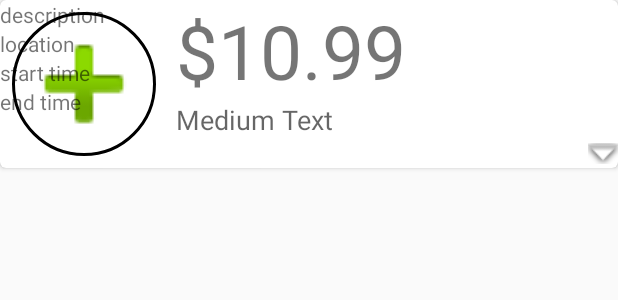
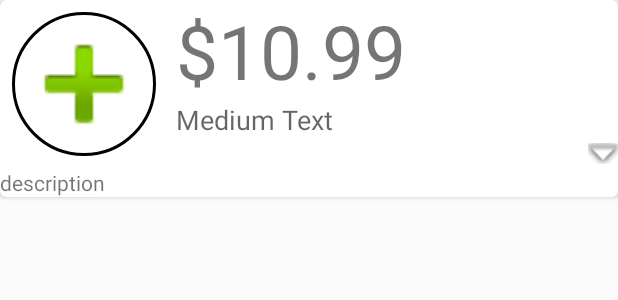
Before and after one commit to tranfong1991/Errand, an Android app: the layout errand.xml on its own in the app's theme, with its tools: preview values and no code run, on a phone screen of 412 x 824 dp. Shown: the top 300 px of the screen. Run offline under Robolectric (Android 15) with nearby library versions, the phone set to English and light mode, and no system bars.

Commit message:
still working on visibility

```diff
--- a/android/app/src/main/java/andytran/errand/ErrandAdapter.java
+++ b/android/app/src/main/java/andytran/errand/ErrandAdapter.java
@@ -6,7 +6,10 @@ import android.view.View;
 import android.view.ViewGroup;
 import android.widget.ArrayAdapter;
 import android.widget.BaseExpandableListAdapter;
+import android.widget.ImageView;
+import android.widget.LinearLayout;
 import android.widget.TextView;
+import android.widget.Toast;
 
 import java.util.List;
 
@@ -40,7 +43,7 @@ public class ErrandAdapter extends ArrayAdapter<Errand> {
             LayoutInflater inflater = (LayoutInflater) this.context.getSystemService(Context.LAYOUT_INFLATER_SERVICE);
             rowView = inflater.inflate(R.layout.errand, null);
 
-            ViewHolder viewHolder = new ViewHolder();
+            final ViewHolder viewHolder = new ViewHolder();
             viewHolder.customerPic = (CircleImageView) rowView.findViewById(R.id.profile_image);
             viewHolder.compensation = (TextView) rowView.findViewById(R.id.errand_compensation);
             viewHolder.description = (TextView) rowView.findViewById(R.id.errand_description);
--- a/android/app/src/main/java/andytran/errand/MainActivity.java
+++ b/android/app/src/main/java/andytran/errand/MainActivity.java
@@ -5,10 +5,12 @@ import android.support.design.widget.FloatingActionButton;
 import android.support.design.widget.Snackbar;
 import android.support.v7.app.AppCompatActivity;
 import android.support.v7.widget.Toolbar;
+import android.text.Layout;
 import android.view.View;
 import android.view.Menu;
 import android.view.MenuItem;
 import android.widget.ExpandableListView;
+import android.widget.LinearLayout;
 import android.widget.ListView;
 
 import java.util.ArrayList;
@@ -37,6 +39,11 @@ public class MainActivity extends AppCompatActivity {
         errands = new ArrayList<>();
         adapter = new ErrandAdapter(this, errands);
 
+        Errand.Builder builder = new Errand.Builder();
+        builder.setCompensation(20.99)
+                .setDescription("Get me a big mac");
+        errands.add(builder.create());
+
         final ListView listView = (ListView)findViewById(R.id.list_view_errands);
         listView.setAdapter(adapter);
     }
--- a/android/app/src/main/res/layout/errand.xml
+++ b/android/app/src/main/res/layout/errand.xml
@@ -6,6 +6,11 @@
     android:layout_width="match_parent"
     android:layout_height="wrap_content"
     card_view:cardCornerRadius="4dp">
+
+    <LinearLayout
+        android:layout_width="match_parent"
+        android:layout_height="wrap_content"
+        android:orientation="vertical">
 
         <RelativeLayout
             android:layout_width="match_parent"
@@ -40,8 +45,17 @@
                 android:layout_toRightOf="@+id/thumbnail"
                 android:layout_toEndOf="@+id/thumbnail" />
 
+            <TextView
+                android:layout_width="wrap_content"
+                android:layout_height="wrap_content"
+                android:textAppearance="?android:attr/textAppearanceMedium"
+                android:text="Medium Text"
+                android:layout_below="@+id/errand_compensation"
+                android:layout_toRightOf="@+id/thumbnail"
+                android:layout_toEndOf="@+id/thumbnail" />
+
             <ImageView
-            android:id="@+id/mode_image"
+                android:id="@+id/expand_image"
                 android:layout_width="20dip"
                 android:layout_height="20dip"
                 android:cropToPadding="true"
@@ -49,48 +63,44 @@
                 android:layout_alignBottom="@+id/thumbnail"
                 android:layout_alignParentRight="true"
                 android:layout_alignParentEnd="true" />
-
-        <TextView
-            android:layout_width="wrap_content"
-            android:layout_height="wrap_content"
-            android:textAppearance="?android:attr/textAppearanceMedium"
-            android:text="Medium Text"
-            android:id="@+id/textView"
-            android:layout_below="@+id/errand_compensation"
-            android:layout_toRightOf="@+id/thumbnail"
-            android:layout_toEndOf="@+id/thumbnail" />
         </RelativeLayout>
 
         <LinearLayout
             android:layout_width="match_parent"
             android:layout_height="wrap_content"
             android:orientation="vertical"
-        android:id="@+id/hidden_layout"
-        android:visibility="visible">
+            android:id="@+id/hidden_layout">
             <TextView
                 android:layout_width="match_parent"
                 android:layout_height="wrap_content"
                 android:id="@+id/errand_description"
-            android:text="description"/>
+                android:text="description" />
 
-        <TextView
-            android:layout_width="match_parent"
-            android:layout_height="wrap_content"
-            android:id="@+id/errand_location"
-            android:text="location"/>
+            <!--<TextView-->
+                <!--android:layout_width="match_parent"-->
+                <!--android:layout_height="wrap_content"-->
+                <!--android:id="@+id/errand_location"-->
+                <!--android:text="location"/>-->
 
-        <TextView
-            android:layout_width="match_parent"
-            android:layout_height="wrap_content"
-            android:id="@+id/errand_start_time"
-            android:text="start time"/>
+            <!--<TextView-->
+                <!--android:layout_width="match_parent"-->
+                <!--android:layout_height="wrap_content"-->
+                <!--android:id="@+id/errand_start_time"-->
+                <!--android:text="start time"/>-->
 
-        <TextView
-            android:layout_width="match_parent"
-            android:layout_height="wrap_content"
-            android:id="@+id/errand_end_time"
-            android:text="end time"/>
+            <!--<TextView-->
+                <!--android:layout_width="match_parent"-->
+                <!--android:layout_height="wrap_content"-->
+                <!--android:id="@+id/errand_end_time"-->
+                <!--android:text="end time"/>-->
 
+            <!--<Button-->
+                <!--android:layout_width="wrap_content"-->
+                <!--android:layout_height="wrap_content"-->
+                <!--android:id="@+id/take_job_button"-->
+                <!--android:text="Take Job"-->
+                <!--android:layout_gravity="center_horizontal" />-->
+        </LinearLayout>
     </LinearLayout>
 
 </android.support.v7.widget.CardView>
```
Lines whose indentation alone changed are shown as unchanged.
